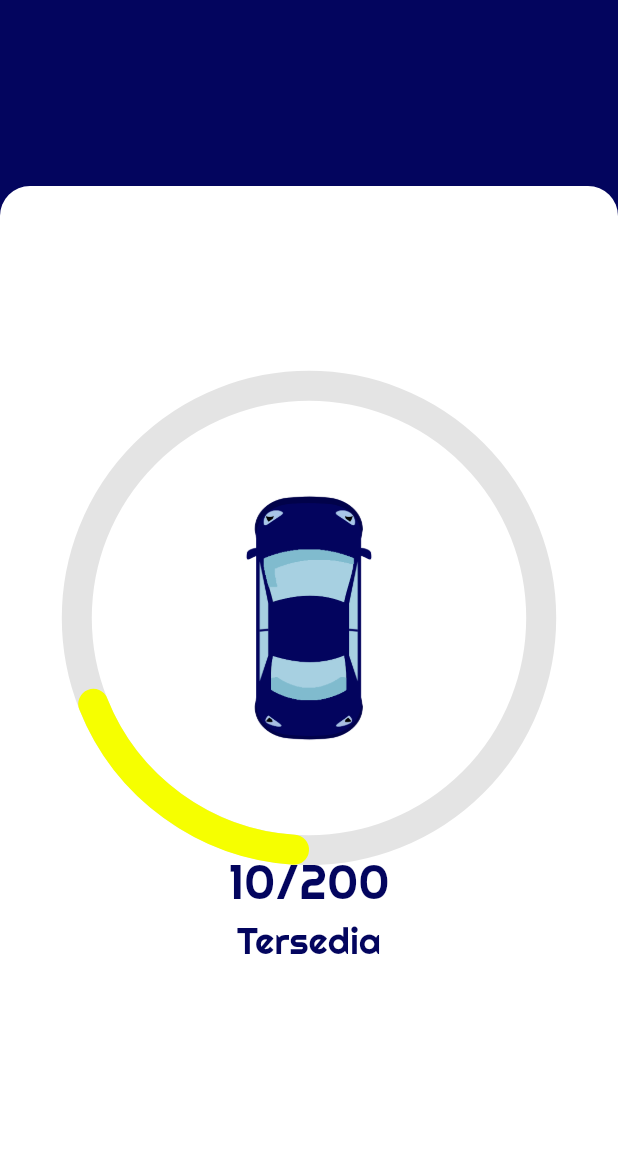
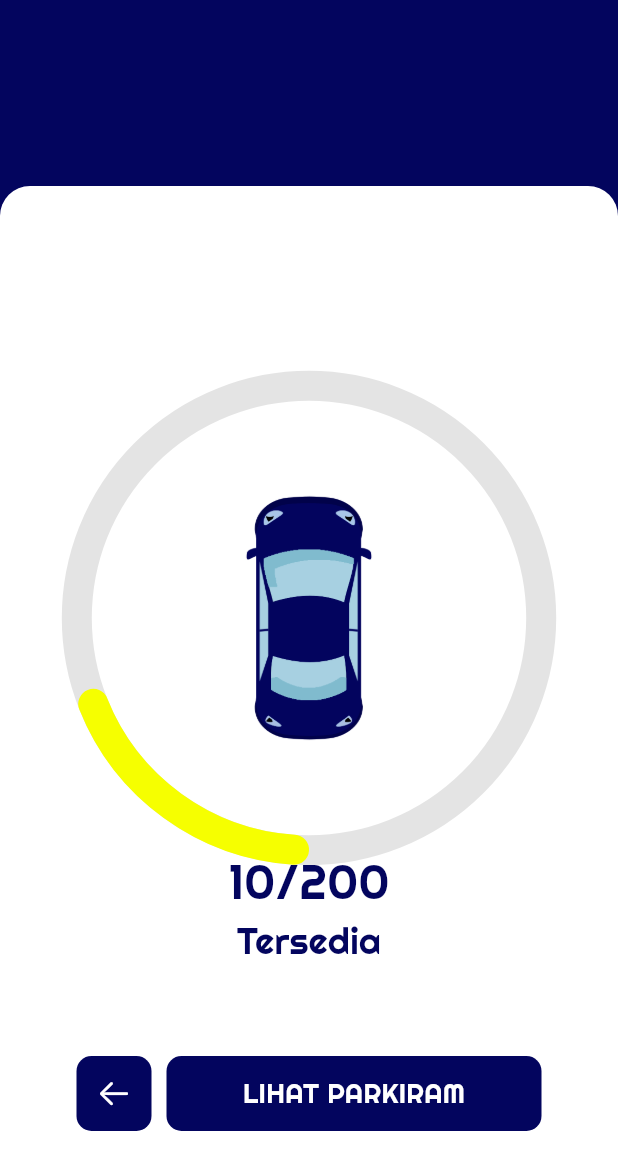
Before and after one commit to xramadhann/Parkiram, a Flutter app: the screen it shows after launch, on a phone screen of 412 x 824 dp. Shown: the top 1170 px of the screen. Run offline on Flutter 3.47's test engine with Material 3 defaults, Android fonts, the phone set to English and light mode, and no system bars; drawn by our look-alikes of syncfusion_flutter_gauges; our stand-ins replace google_fonts.

Commit message:
Feat : import cupertino icon

```diff
--- a/parkiram/lib/View/ParkiramAvailable.dart
+++ b/parkiram/lib/View/ParkiramAvailable.dart
@@ -1,8 +1,8 @@
 // ignore_for_file: file_names
 
 import 'package:flutter/material.dart';
-import 'package:google_fonts/google_fonts.dart';
 import 'package:syncfusion_flutter_gauges/gauges.dart';
+import 'package:flutter/cupertino.dart';
 
 class ParkiramAvailable extends StatefulWidget {
   const ParkiramAvailable({super.key});
@@ -39,16 +39,15 @@ class _ParkiramAvailableState extends State<ParkiramAvailable> {
               axes: <RadialAxis>[
                 RadialAxis(
                   minimum: 0,
-                  maximum: 100, // Maksimal 100%
-                  startAngle: 90, // Mulai dari atas (0°)
-                  endAngle: 450, // Lingkaran penuh (360°)
-                  radiusFactor: 0.8, // Ukuran gauge
+                  maximum: 100,
+                  startAngle: 90,
+                  endAngle: 450,
+                  radiusFactor: 0.8,
                   showLabels: false,
                   showTicks: false,
                   axisLineStyle: const AxisLineStyle(
                     thickness: 20,
-                    color: Color.fromRGBO(
-                        228, 228, 228, 1), // Warna background gauge
+                    color: Color.fromRGBO(228, 228, 228, 1),
                     thicknessUnit: GaugeSizeUnit.logicalPixel,
                   ),
                   annotations: <GaugeAnnotation>[
@@ -100,6 +99,46 @@ class _ParkiramAvailableState extends State<ParkiramAvailable> {
                 ],
               ),
             ),
+            Positioned(
+              bottom: 70,
+              child: Row(
+                children: [
+                  Container(
+                    width: 50,
+                    height: 50,
+                    decoration: BoxDecoration(
+                      color: Color.fromARGB(255, 3, 5, 94),
+                      borderRadius: BorderRadius.all(Radius.circular(10)),
+                    ),
+                    child: Center(
+                      child: Icon(
+                        CupertinoIcons.arrow_left,
+                        color: Colors.white,
+                      ),
+                    ),
+                  ),
+                  SizedBox(width: 10),
+                  Container(
+                    width: 250,
+                    height: 50,
+                    decoration: BoxDecoration(
+                      color: Color.fromARGB(255, 3, 5, 94),
+                      borderRadius: BorderRadius.all(Radius.circular(10)),
+                    ),
+                    child: Center(
+                      child: Text(
+                        "LIHAT PARKIRAM",
+                        style: TextStyle(
+                          fontSize: 18,
+                          fontWeight: FontWeight.w500,
+                          color: Color.fromARGB(255, 255, 255, 255),
+                        ),
+                      ),
+                    ),
+                  ),
+                ],
+              ),
+            ),
           ],
         ),
       ),
```
